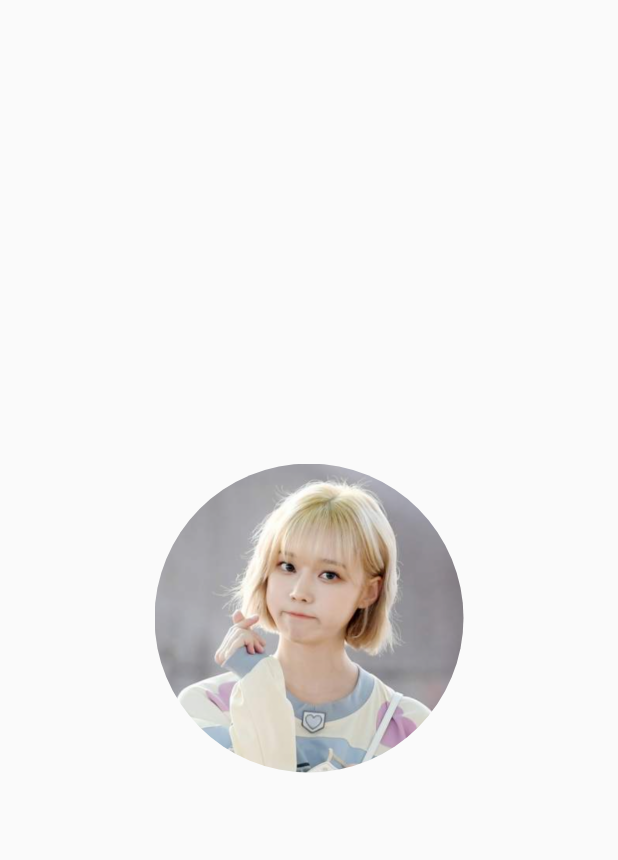
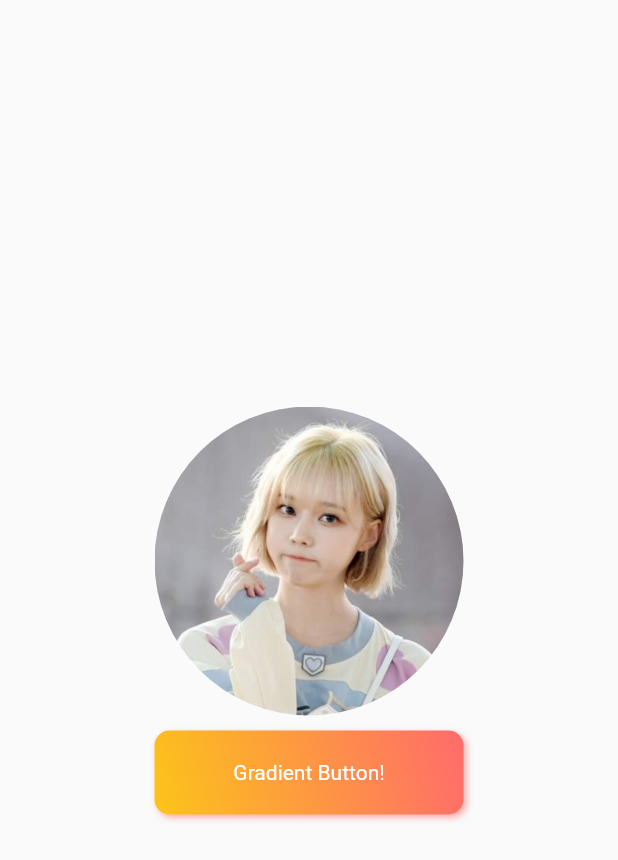
Before and after one commit to bluemiv/flutter-berry-common-widget, a Flutter app: the screen it shows after launch, on a phone screen of 412 x 824 dp. Shown: the top 860 px of the screen. Run offline on Flutter 3.47's test engine with Material 2 defaults, Android fonts, the phone set to English and light mode, and no system bars.

Commit message:
feat: GradientButton 위젯 개발

```diff
--- /dev/null
+++ b/lib/button/gradient_button.dart
@@ -0,0 +1,72 @@
+import 'package:flutter/material.dart';
+
+class GradientButton extends StatelessWidget {
+  const GradientButton({
+    Key? key,
+    required this.child,
+    required this.colors,
+    required this.onTap,
+    this.begin,
+    this.end,
+    this.padding,
+    this.margin,
+    this.width,
+    this.height,
+    this.radius,
+  }) : super(key: key);
+
+  final Widget child;
+  final List<Color> colors;
+  final Function onTap;
+  final AlignmentGeometry? begin, end;
+  final EdgeInsetsGeometry? padding, margin;
+  final double? width, height, radius;
+
+  @override
+  Widget build(BuildContext context) {
+    final double screenWidth = MediaQuery.of(context).size.width;
+    return Container(
+      margin: margin ?? EdgeInsets.zero,
+      child: Stack(
+        children: [
+          Container(
+            padding: padding ?? EdgeInsets.zero,
+            width: width ?? screenWidth / 2,
+            height: height,
+            decoration: BoxDecoration(
+              gradient: LinearGradient(
+                begin: begin ?? Alignment.topRight,
+                end: end ?? Alignment.bottomLeft,
+                colors: colors,
+              ),
+              borderRadius: BorderRadius.circular(10),
+              boxShadow: [
+                BoxShadow(
+                  color: colors[0].withOpacity(0.5),
+                  spreadRadius: 0,
+                  blurRadius: 3,
+                  offset: const Offset(2, 2),
+                ),
+              ],
+            ),
+            alignment: Alignment.center,
+            child: child,
+          ),
+          Positioned.fill(
+            top: 0,
+            left: 0,
+            child: Material(
+              color: Colors.transparent,
+              child: InkWell(
+                borderRadius: BorderRadius.circular(10),
+                onTap: () {
+                  onTap();
+                },
+              ),
+            ),
+          ),
+        ],
+      ),
+    );
+  }
+}
--- a/lib/main.dart
+++ b/lib/main.dart
@@ -1,3 +1,6 @@
+import 'dart:developer';
+
+import 'package:berry_common/button/gradient_button.dart';
 import 'package:berry_common/circle_image.dart';
 import 'package:flutter/material.dart';
 
@@ -33,10 +36,27 @@ class Home extends StatelessWidget {
           child: Column(
             crossAxisAlignment: CrossAxisAlignment.center,
             mainAxisAlignment: MainAxisAlignment.center,
-            children: const [
-              CircleImage(
+            children: [
+              const CircleImage(
                 imagePath: "assets/images/person-winter.png",
-              )
+              ),
+              GradientButton(
+                margin: const EdgeInsets.all(10),
+                padding: const EdgeInsets.all(20),
+                begin: Alignment.topRight,
+                end: Alignment.bottomLeft,
+                colors: const [
+                  Color(0xffff6b6b),
+                  Color(0xfffcc419),
+                ],
+                child: const Text(
+                  "Gradient Button!",
+                  style: TextStyle(color: Colors.white),
+                ),
+                onTap: () {
+                  log("Gradient button clicked...!");
+                },
+              ),
             ],
           ),
         ),
```
